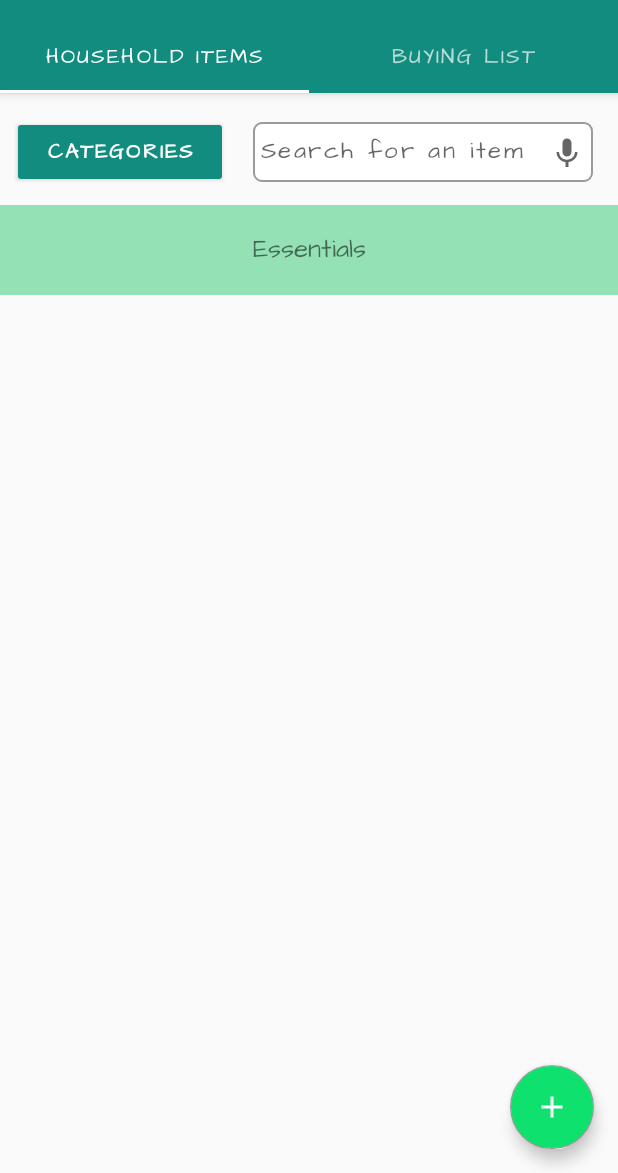
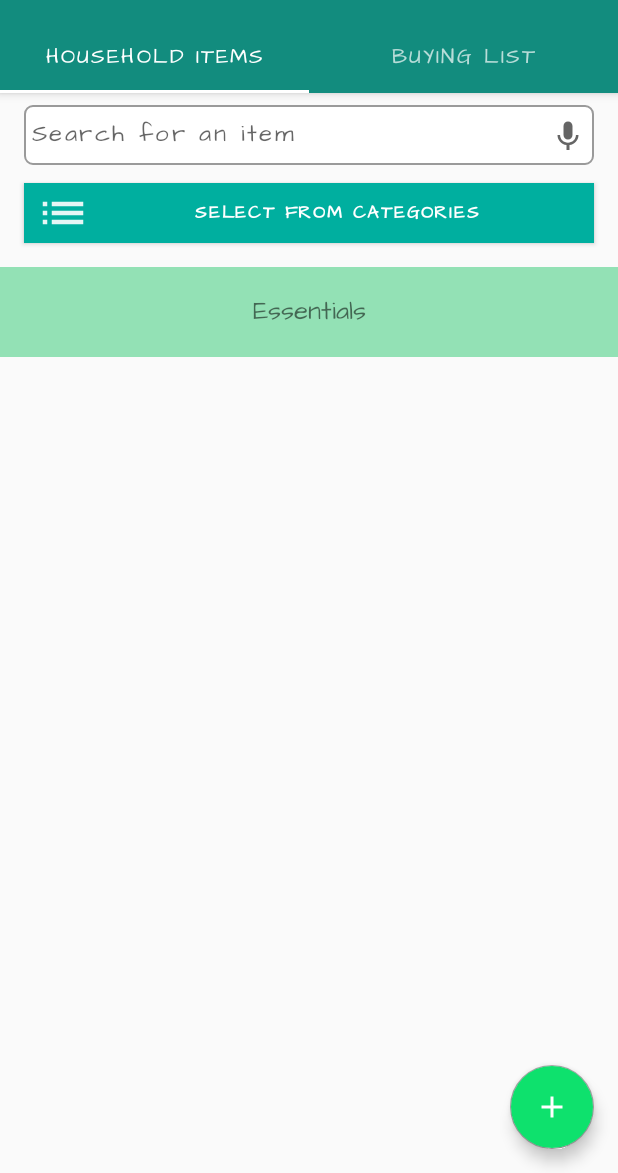
Before and after one commit to Asutosh11/GroceryTracker, an Android app: the screen it shows after launch (MainActivity), on a phone screen of 412 x 824 dp, the part 63-1236 px from its top. Run offline under Robolectric (Android 15) with nearby library versions, the phone set to English and light mode, and no system bars; our stand-ins replace EventBus; libraries missing offline, so code that uses them is left out: io.objectbox, io.objectbox.annotation, io.objectbox.kotlin; 8 statements that could not run were skipped.

Commit message:
home fragment one - layout changes

```diff
--- /dev/null
+++ b/app/src/main/res/drawable/ic_list_white_36dp.xml
@@ -0,0 +1,5 @@
+<vector android:alpha=".9" android:height="36dp"
+    android:viewportHeight="24" android:viewportWidth="24"
+    android:width="36dp" xmlns:android="http://schemas.android.com/apk/res/android">
+    <path android:fillColor="#ffffff" android:pathData="M3,13h2v-2L3,11v2zM3,17h2v-2L3,15v2zM3,9h2L5,7L3,7v2zM7,13h14v-2L7,11v2zM7,17h14v-2L7,15v2zM7,7v2h14L21,7L7,7z"/>
+</vector>
--- a/app/src/main/res/layout/fragment_home_tab_one.xml
+++ b/app/src/main/res/layout/fragment_home_tab_one.xml
@@ -1,61 +1,72 @@
 <?xml version="1.0" encoding="utf-8"?>
-<androidx.constraintlayout.widget.ConstraintLayout
+
+<FrameLayout android:layout_width="match_parent"
+    android:layout_height="match_parent"
     xmlns:android="http://schemas.android.com/apk/res/android"
-    xmlns:app="http://schemas.android.com/apk/res-auto"
-    xmlns:tools="http://schemas.android.com/tools"
-    android:id="@+id/constraintLayout"
-    android:layout_width="match_parent"
-    android:layout_height="match_parent"
-    android:paddingTop="15dp">
+    xmlns:app="http://schemas.android.com/apk/res-auto">
 
-    <Button
-        android:textStyle="bold"
-        android:textColor="@color/white"
-        android:backgroundTint="@color/colorPrimary"
-        android:id="@+id/categories_button"
-        android:layout_width="0dp"
-        android:layout_height="48dp"
-        android:layout_marginStart="8dp"
-        android:layout_marginLeft="8dp"
-        android:text="Categories"
-        app:cornerRadius="5dp"
-        app:layout_constraintLeft_toLeftOf="parent"
-        app:layout_constraintRight_toLeftOf="@+id/search_box_act"
-        app:layout_constraintStart_toStartOf="parent"
-        app:layout_constraintTop_toTopOf="parent"
-        app:layout_constraintWidth_percent=".35"
-        />
+    <LinearLayout
+        android:orientation="vertical"
+        android:layout_width="match_parent"
+        android:layout_height="match_parent">
 
-    <AutoCompleteTextView
-        android:drawableRight="@drawable/ic_keyboard_voice_black_24dp"
-        android:id="@+id/search_box_act"
-        android:layout_width="0dp"
-        android:layout_height="40dp"
-        android:layout_marginLeft="16dp"
-        android:layout_marginEnd="16dp"
-        android:background="@drawable/box_shape"
-        android:hint="Search for an item"
-        android:padding="5dp"
-        android:textSize="16dp"
-        app:layout_constraintBottom_toBottomOf="@+id/categories_button"
-        app:layout_constraintLeft_toRightOf="@+id/categories_button"
-        app:layout_constraintRight_toRightOf="parent"
-        app:layout_constraintTop_toTopOf="@+id/categories_button"
-        app:layout_constraintWidth_percent=".55"
-        android:layout_marginRight="16dp" />
+        <AutoCompleteTextView
+            android:layout_marginTop="8dp"
+            android:id="@+id/search_box_act"
+            android:layout_width="match_parent"
+            android:layout_height="40dp"
+            android:layout_marginLeft="16dp"
+            android:layout_marginRight="16dp"
+            android:background="@drawable/box_shape"
+            android:drawableRight="@drawable/ic_keyboard_voice_black_24dp"
+            android:hint="Search for an item"
+            android:padding="5dp"
+            android:textSize="16dp"/>
 
-    <androidx.recyclerview.widget.RecyclerView
-        android:id="@+id/recycler_view"
-        android:layout_width="match_parent"
-        android:layout_height="0dp"
-        android:clipToPadding="false"
-        android:paddingBottom="70dp"
-        app:layout_constraintBottom_toBottomOf="parent"
-        app:layout_constraintEnd_toEndOf="parent"
-        app:layout_constraintStart_toStartOf="parent"
-        app:layout_constraintTop_toBottomOf="@+id/tv_label_for_category" />
+        <Button
+            android:textSize="12sp"
+            android:paddingLeft="8dp"
+            android:paddingRight="8dp"
+            android:drawableStart="@drawable/ic_list_white_36dp"
+            android:background="@color/lightGreen"
+            android:layout_marginLeft="16dp"
+            android:layout_marginRight="16dp"
+            android:id="@+id/categories_button"
+            android:layout_width="match_parent"
+            android:layout_height="40dp"
+            android:layout_marginTop="12dp"
+            android:text="Select from Categories"
+            android:textColor="@color/white"
+            android:textStyle="bold"
+            app:cornerRadius="5dp"
+            android:drawableLeft="@drawable/ic_list_white_36dp" />
+
+        <TextView
+            android:letterSpacing="0"
+            android:fontFamily="@font/architects_daughter_regular"
+            android:gravity="center"
+            android:padding="10dp"
+            android:background="@color/lightGreen3"
+            android:visibility="gone"
+            android:id="@+id/tv_label_for_category"
+            android:layout_width="match_parent"
+            android:layout_height="60dp"
+            android:layout_marginTop="16dp"
+            android:text=""
+            android:textSize="17sp"/>
+
+
+        <androidx.recyclerview.widget.RecyclerView
+            android:id="@+id/recycler_view"
+            android:layout_width="match_parent"
+            android:layout_height="wrap_content"
+            android:clipToPadding="false"
+            android:paddingBottom="70dp" />
+
+    </LinearLayout>
 
     <com.google.android.material.floatingactionbutton.FloatingActionButton
+        android:layout_gravity="bottom|right"
         android:tint="@color/white"
         android:backgroundTint="@color/lightGreen2"
         android:id="@+id/fab"
@@ -65,26 +76,6 @@
         android:layout_marginRight="16dp"
         android:layout_marginBottom="16dp"
         android:clickable="true"
-        app:layout_constraintBottom_toBottomOf="parent"
-        app:layout_constraintEnd_toEndOf="parent"
         app:srcCompat="@drawable/plus" />
 
-    <TextView
-        android:letterSpacing="0"
-        android:fontFamily="@font/architects_daughter_regular"
-        android:gravity="center"
-        android:padding="10dp"
-        android:background="@color/lightGreen3"
-        android:visibility="gone"
-        android:id="@+id/tv_label_for_category"
-        android:layout_width="match_parent"
-        android:layout_height="60dp"
-        android:layout_marginTop="15dp"
-        android:text=""
-        android:textSize="17sp"
-        app:layout_constraintEnd_toEndOf="parent"
-        app:layout_constraintStart_toStartOf="parent"
-        app:layout_constraintTop_toBottomOf="@+id/search_box_act" />
-
-
-</androidx.constraintlayout.widget.ConstraintLayout>
+</FrameLayout>
--- a/app/src/main/res/layout/rv_item_product_list.xml
+++ b/app/src/main/res/layout/rv_item_product_list.xml
@@ -101,35 +101,44 @@
             </LinearLayout>
 
             <LinearLayout
+                android:layout_marginRight="8dp"
                 android:orientation="horizontal"
-                android:gravity="center"
+                android:gravity="center_vertical|right"
                 android:layout_width="0dp"
-                android:layout_weight="1.5"
+                android:layout_weight="1.3"
                 android:layout_height="match_parent">
+
+                <LinearLayout
+                    android:layout_marginRight="0dp"
+                    android:orientation="vertical"
+                    android:layout_height="wrap_content"
+                    android:layout_width="wrap_content">
 
                     <TextView
                         android:layout_gravity="center"
-                    android:textSize="23sp"
+                        android:textSize="24sp"
                         android:gravity="center"
                         android:text="+"
                         android:id="@+id/imgPlus"
-                    android:layout_width="28dp"
+                        android:layout_width="30dp"
                         android:layout_height="28dp"
-                    android:layout_margin="2dp"
                         android:textColor="@color/black"
                         app:layout_constraintTop_toTopOf="parent"
                         app:srcCompat="@drawable/add_circle" />
 
                     <TextView
                         android:layout_gravity="center"
-                    android:textSize="23sp"
+                        android:textSize="25sp"
                         android:gravity="center"
                         android:text="-"
-                    android:layout_margin="2dp"
                         android:id="@+id/imgMinus"
-                    android:layout_width="28dp"
-                    android:layout_height="28dp"
+                        android:layout_width="30dp"
+                        android:layout_height="30dp"
                         android:textColor="@color/black" />
+
+                </LinearLayout>
+
+
                 <ImageView
                     android:layout_margin="2dp"
                     android:tint="@color/colorPrimary"
```
Lines whose indentation alone changed are shown as unchanged.
